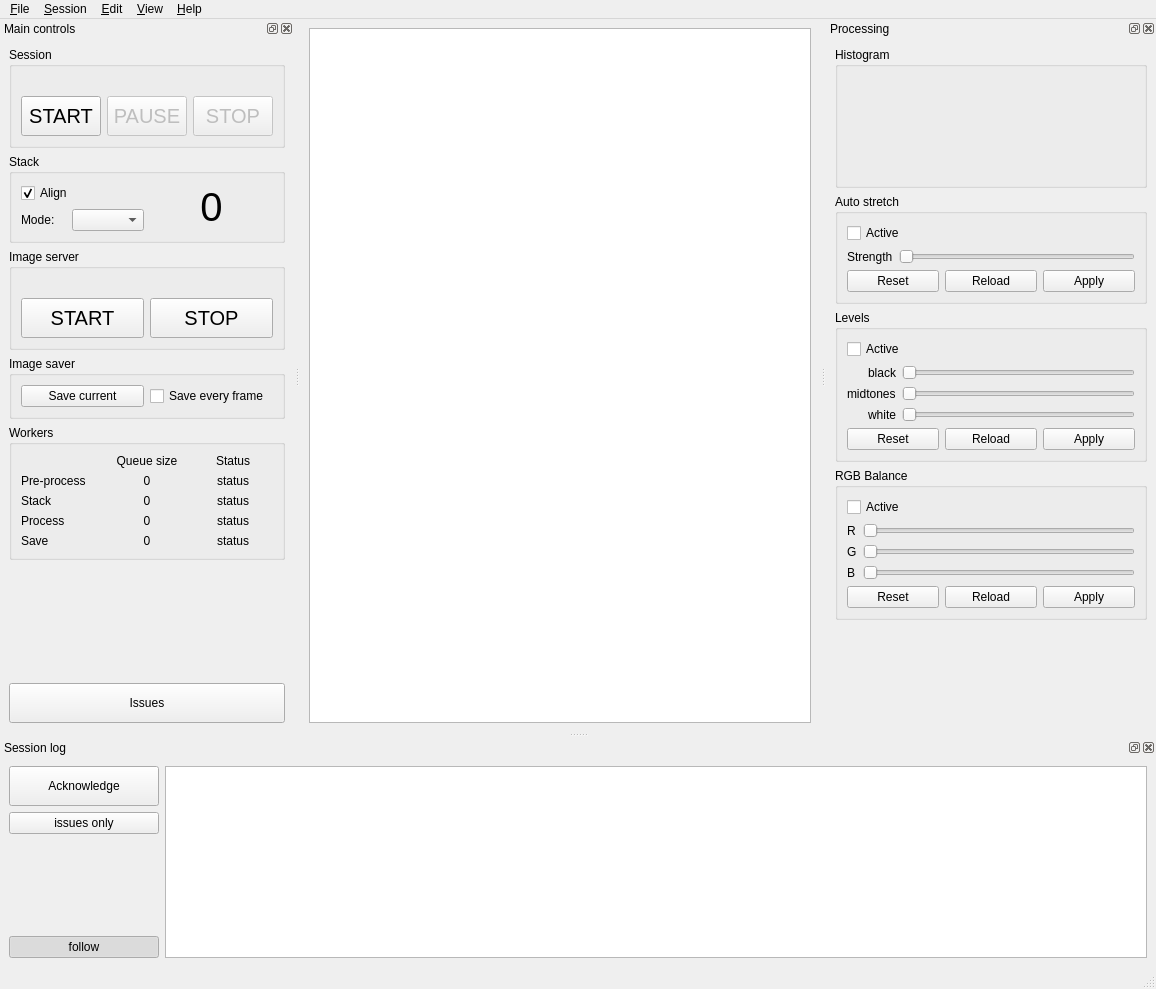
Before: the Qt Designer form src/als/ui/als_ui.ui in gehelem/als, drawn with Qt 5.
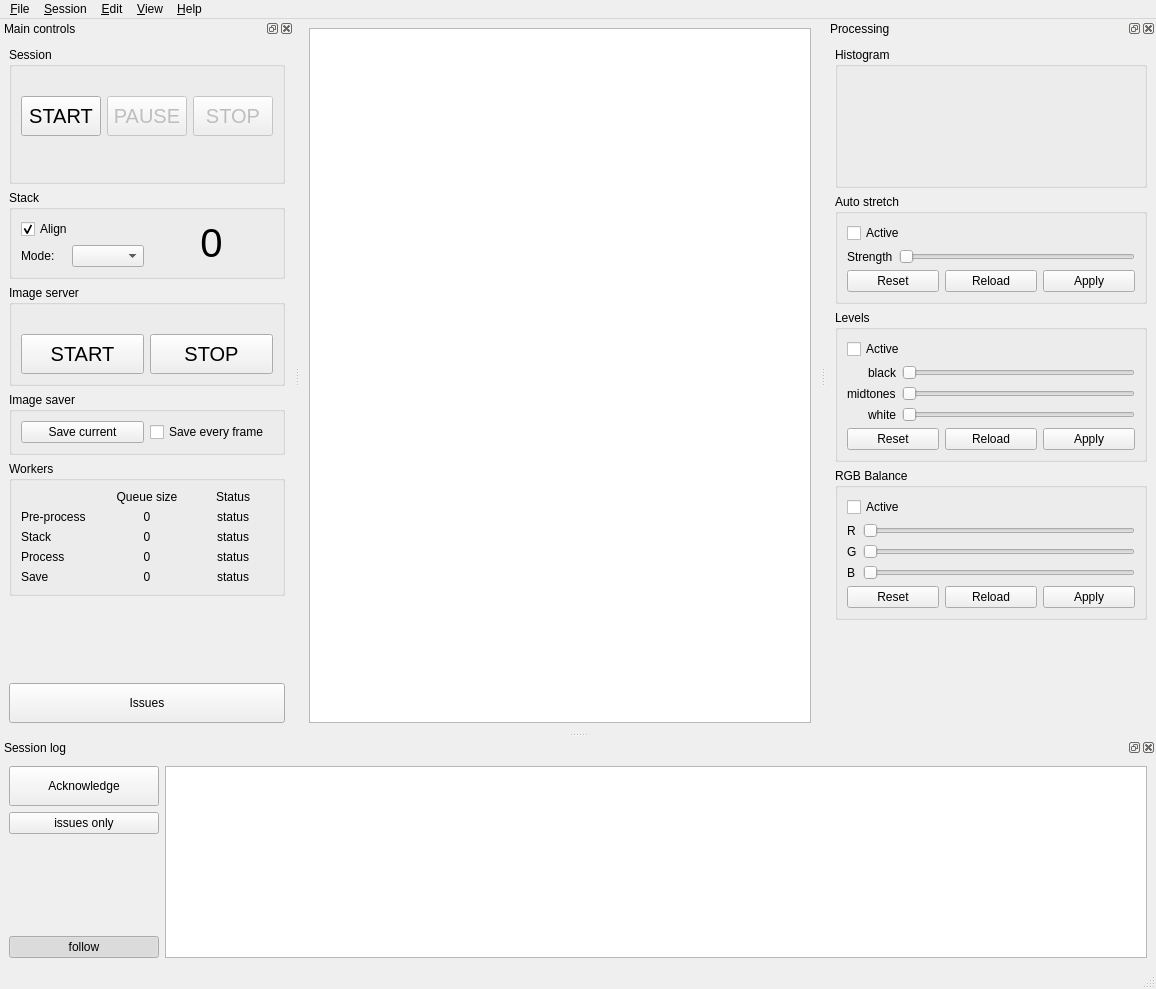
After: the same form once the commit is applied. Custom widgets are drawn as their Qt base class.

Commit message: add display for total processing time of last image

```diff
--- a/src/als/ui/als_ui.ui
+++ b/src/als/ui/als_ui.ui
@@ -234,6 +234,28 @@
           </item>
          </layout>
         </item>
+        <item>
+         <widget class="QLabel" name="lbl_last_timing">
+          <property name="enabled">
+           <bool>true</bool>
+          </property>
+          <property name="minimumSize">
+           <size>
+            <width>0</width>
+            <height>30</height>
+           </size>
+          </property>
+          <property name="toolTip">
+           <string notr="true"/>
+          </property>
+          <property name="text">
+           <string/>
+          </property>
+          <property name="alignment">
+           <set>Qt::AlignBottom|Qt::AlignLeading|Qt::AlignLeft</set>
+          </property>
+         </widget>
+        </item>
        </layout>
       </widget>
      </item>
```
The commit also changes 7 other files.
